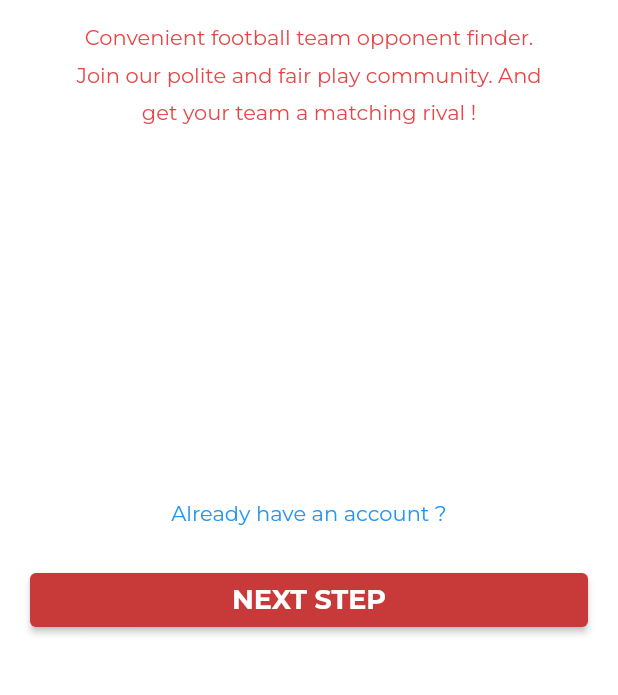
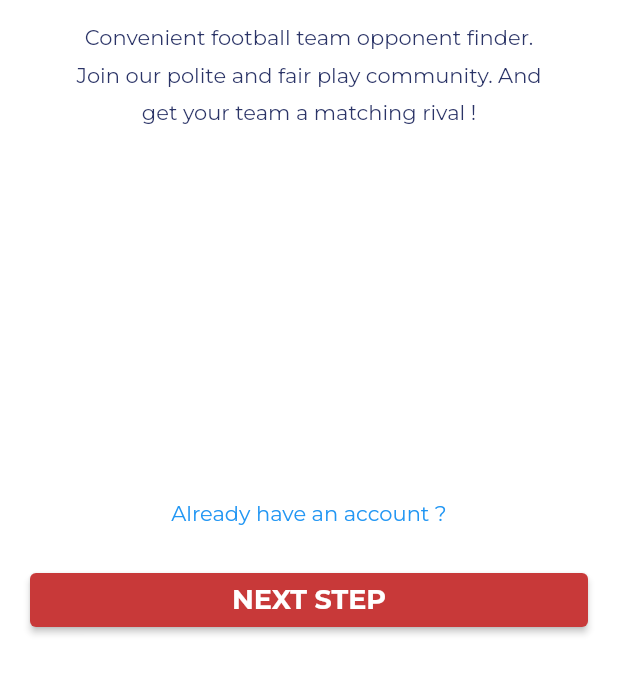
Before and after one commit to sinhhungwin/futebool, a Flutter app: the screen it shows after launch, on a phone screen of 412 x 824 dp, the part 525-1220 px from its top. Run offline on Flutter 3.47's test engine with Material 2 defaults, Android fonts, the phone set to English and light mode, and no system bars; our stand-ins replace cached_network_image, cloud_firestore, equatable, firebase_auth, firebase_core, firebase_storage and 10 more; accounts and stored records are empty; project files that could hold a hidden picture were left out.

Commit message:
Update appbar backbutton

```diff
--- a/lib/config/theme.dart
+++ b/lib/config/theme.dart
@@ -17,6 +17,7 @@ ThemeData theme() {
 
 // Colors
 const primaryColor = Color(0xFFE84545);
+const fontColor = Color(0xFF2B3467);
 
 // Text Theme
 TextTheme textTheme() {
@@ -33,7 +34,7 @@ TextTheme textTheme() {
         fontWeight: FontWeight.bold),
     headline3: TextStyle(
         fontFamily: 'Montserrat',
-        color: primaryColor,
+        color: fontColor,
         fontSize: 18,
         fontWeight: FontWeight.bold),
     headline4: TextStyle(
@@ -48,17 +49,17 @@ TextTheme textTheme() {
         fontWeight: FontWeight.bold),
     headline6: TextStyle(
         fontFamily: 'Montserrat',
-        color: primaryColor,
+        color: fontColor,
         fontSize: 14,
         fontWeight: FontWeight.normal),
     bodyText1: TextStyle(
         fontFamily: 'Montserrat',
-        color: primaryColor,
+        color: fontColor,
         fontSize: 12,
         fontWeight: FontWeight.normal),
     bodyText2: TextStyle(
         fontFamily: 'Montserrat',
-        color: primaryColor,
+        color: fontColor,
         fontSize: 10,
         fontWeight: FontWeight.normal),
   );
--- a/lib/widgets/custom_appbar.dart
+++ b/lib/widgets/custom_appbar.dart
@@ -1,5 +1,6 @@
 import 'package:flutter/material.dart';
 import 'package:flutter_svg/svg.dart';
+import 'package:futebol/config/theme.dart';
 
 import '../screens/screens.dart';
 
@@ -21,6 +22,9 @@ class CustomAppBar extends StatelessWidget with PreferredSizeWidget {
     );
 
     return AppBar(
+      iconTheme: const IconThemeData(
+        color: primaryColor, //change your color here
+      ),
       backgroundColor: Colors.transparent,
       elevation: 0,
       title: Row(
```
